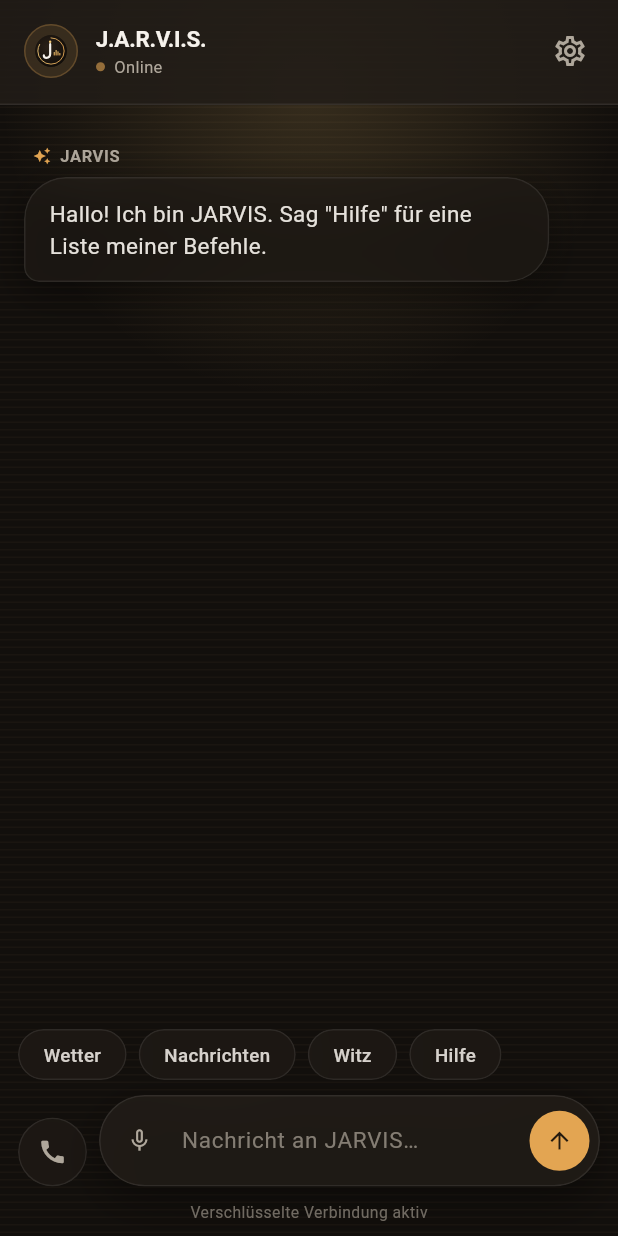
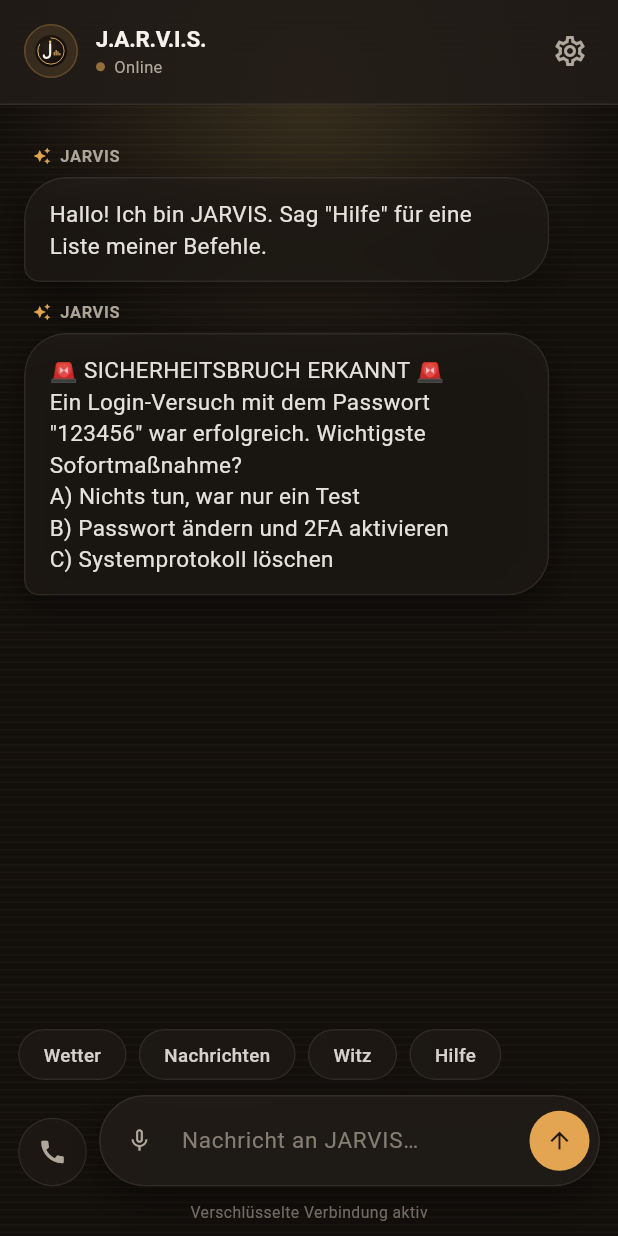
Before and after one commit to ibrahim200832/jarvis-mobile, a Flutter app: the screen it shows after launch, on a phone screen of 412 x 824 dp. Run offline on Flutter 3.47's test engine with Material 3 defaults, Android fonts, the phone set to English and light mode, and no system bars; our stand-ins replace audioplayers, battery_plus, camera, flutter_contacts, flutter_local_notifications, flutter_svg and 12 more; missing offline and left inert: dart:js_interop, dart:ui_web, flutter_web_auth_2, installed_apps, record; network calls fail.

Commit message:
Add simulierte Sicherheitsbrüche (Firewall-Minispiel)
JARVIS zeigt gelegentlich (max. 1x/Tag, kleine Zufallschance beim App-Start,
abschaltbar in Einstellungen) eine kurze Firewall-Verteidigungs-Challenge im
Chat — feste, deterministische Fragenbank (Portscan/SQL-Injection/Phishing/
schwaches Passwort/DDoS), keine KI-Anfrage nötig. Richtige Antwort gibt XP
und schaltet neue Erfolge frei, falsche Antwort ist reines Lerntext-Flavor
ohne echte Konsequenz. Auch jederzeit manuell abrufbar per "simuliere einen
sicherheitsbruch".

Co-Authored-By: Claude Sonnet 5 <noreply@anthropic.com>
Claude-Session: https://claude.ai/code/session_012KZggYb9jbKYN7yy7Nbs4Q

```diff
--- a/lib/core/command_router.dart
+++ b/lib/core/command_router.dart
@@ -28,6 +28,7 @@ import '../services/proactive_briefing_service.dart';
 import '../services/qr_service.dart';
 import '../services/random_fun_service.dart';
 import '../services/rpg_service.dart';
+import '../services/security_breach_service.dart';
 import '../services/settings_service.dart';
 import '../services/soundboard_service.dart';
 import '../services/spotify_service.dart';
@@ -108,6 +109,7 @@ class CommandRouter {
     required this.journal,
     required this.ambient,
     required this.moodCapture,
+    required this.securityBreach,
   });
 
   final WikipediaService wikipedia;
@@ -145,6 +147,7 @@ class CommandRouter {
   final JournalService journal;
   final AmbientSoundService ambient;
   final MoodCaptureService moodCapture;
+  final SecurityBreachService securityBreach;
 
   /// Session-scoped, in-memory only (reset on cold start, like _storyMode/
   /// _aiHistory — CommandRouter itself is rebuilt fresh on every app
@@ -200,6 +203,24 @@ class CommandRouter {
     'verlasse das überlebens-rpg',
   ];
 
+  /// Simulierter Sicherheitsbruch: single-turn mini-challenge (see
+  /// SecurityBreachService). While active, the very next input is treated as
+  /// the player's answer instead of going through the normal command ladder
+  /// — either a random per-app-open trigger (started externally via
+  /// [startBreachChallenge], called by home_screen.dart) or an explicit
+  /// on-demand chat command (see _breachStartPhrases below).
+  bool _breachMode = false;
+  SecurityBreachChallenge? _activeBreachChallenge;
+  static const _breachStartPhrases = [
+    'simuliere einen sicherheitsbruch',
+    'simuliere einen hack',
+    'starte einen sicherheitsbruch',
+    'sicherheitsbruch simulieren',
+    'teste die firewall',
+    'firewall test',
+  ];
+  static const _breachSkipPhrases = ['abbrechen', 'ignorieren', 'überspringen', 'skip'];
+
   static const helpText = '''
 Das kann ich für dich tun:
 • "wie spät ist es" / "welcher tag ist heute"
@@ -241,6 +262,7 @@ Das kann ich für dich tun:
 • "licht <Name> an" / "licht <Name> aus" / "status von <Gerät>" (Home Assistant, URL+Token in Einstellungen nötig)
 • "wie war mein tag" / "mein tag war ..." (Abend-Tagebuch mit einfühlsamer KI-Reflexion) / "meine tagebucheinträge" / "letzter tagebucheintrag"
 • "stimmungscheck" (hört 4 Sekunden zu und schätzt Tonfall/Stimmung anhand echter Audioanalyse ein, passt bei Bedarf den Sarkasmus-Ton an)
+• "simuliere einen sicherheitsbruch" / "teste die firewall" (Mini-Code-Challenge, verteidige die Firewall für XP; passiert auch gelegentlich zufällig beim App-Start, abschaltbar in Einstellungen)
 • alles andere: frag mich einfach frei, ich antworte mit echter KI und kann
   dabei auch direkt anrufen, WhatsApp schreiben oder Apps öffnen
 ''';
@@ -251,7 +273,7 @@ Das kann ich für dich tun:
   /// in the night — except while an interactive story or the Überlebens-RPG
   /// is running, where either would break the narration.
   Future<CommandResult> handle(String rawInput) async {
-    final inNarrativeMode = _storyMode || _rpgMode;
+    final inNarrativeMode = _storyMode || _rpgMode || _breachMode;
     final dailyBonus = inNarrativeMode ? null : await gamification.claimDailyBonusIfNeeded();
     final persona = await settings.getPersona();
     final tease = inNarrativeMode ? null : await lateNightTease.maybeTease(persona, rawInput.trim().toLowerCase());
@@ -302,6 +324,15 @@ Das kann ich für dich tun:
     return 'Du klingst gerade ${mood.label}.$adjustNote';
   }
 
+  /// Called by home_screen.dart when its own random-but-bounded roll (see
+  /// SecurityBreachService.maybeTriggerOnOpen, checked once per app open)
+  /// decides a breach challenge should appear. Puts the router into breach
+  /// mode so the next handle() call is treated as the player's answer.
+  void startBreachChallenge(SecurityBreachChallenge challenge) {
+    _breachMode = true;
+    _activeBreachChallenge = challenge;
+  }
+
   Future<CommandResult> _handleRaw(String rawInput) async {
     final text = rawInput.trim();
     final lower = text.toLowerCase();
@@ -315,6 +346,9 @@ Das kann ich für dich tun:
     if (_rpgMode) {
       return _handleRpgTurn(text, lower);
     }
+    if (_breachMode) {
+      return _handleBreachAnswer(text, lower);
+    }
 
     try {
       if (_matchesAny(lower, ['hilfe', 'was kannst du', 'help'])) {
@@ -326,6 +360,13 @@ Das kann ich für dich tun:
       }
       if (_matchesAny(lower, _rpgStartPhrases)) {
         return await _startRpg(reset: false);
+      }
+
+      if (_matchesAny(lower, _breachStartPhrases)) {
+        final challenge = securityBreach.triggerOnDemand();
+        _breachMode = true;
+        _activeBreachChallenge = challenge;
+        return CommandResult(challenge.prompt);
       }
 
       const personaTriggers = {
@@ -1319,4 +1360,25 @@ Das kann ich für dich tun:
       return CommandResult('Fehler: ${e.toString().replaceFirst('Exception: ', '')}');
     }
   }
+
+  /// The single turn after a breach challenge was shown: resolves the
+  /// challenge (correct/incorrect/skipped), always exits breach mode again —
+  /// this is intentionally a one-shot exchange, not a persistent mode.
+  Future<CommandResult> _handleBreachAnswer(String text, String lower) async {
+    final challenge = _activeBreachChallenge!;
+    _breachMode = false;
+    _activeBreachChallenge = null;
+
+    if (_matchesAny(lower, _breachSkipPhrases)) {
+      return CommandResult('Sicherheitsbruch-Simulation übersprungen. Es war ohnehin nur eine Übung, Master.');
+    }
+
+    if (challenge.isCorrect(text)) {
+      final xp = await gamification.awardForBreach();
+      return CommandResult('✅ Firewall erfolgreich verteidigt! ${challenge.explanation}${xp.toSuffix()}');
+    }
+    return CommandResult(
+      '❌ Firewall kompromittiert! ${challenge.explanation} Keine Sorge, Master — reine Simulation, alle echten Systeme sind unberührt.',
+    );
+  }
 }
--- a/lib/services/gamification_service.dart
+++ b/lib/services/gamification_service.dart
@@ -84,6 +84,7 @@ class GamificationService {
   static const timerXp = 5;
   static const commitXp = 15;
   static const challengeXp = 20;
+  static const breachXp = 25;
 
   /// How much virtual "Energie" (0-100) drains per day without a fresh
   /// "ich habe X stunden geschlafen" report — chosen so one skipped day is
@@ -101,6 +102,8 @@ class GamificationService {
     _AchievementDef('veteran', 'Veteran (Level 10)', (s, lvl) => lvl >= 10),
     _AchievementDef('erste_challenge', 'Erste Challenge', (s, lvl) => (s['challengesCompleted'] ?? 0) >= 1),
     _AchievementDef('challenge_serie', 'Challenge-Serie', (s, lvl) => (s['challengesCompleted'] ?? 0) >= 10),
+    _AchievementDef('firewall_verteidiger', 'Firewall-Verteidiger', (s, lvl) => (s['breachesDefended'] ?? 0) >= 1),
+    _AchievementDef('cyber_veteran', 'Cyber-Veteran', (s, lvl) => (s['breachesDefended'] ?? 0) >= 10),
   ];
 
   /// level = 1 + floor(sqrt(xp / 25)), so each level needs progressively
@@ -173,6 +176,7 @@ class GamificationService {
   Future<XpResult> awardForTimer() => _award(timerXp, statKey: 'timersSet');
   Future<XpResult> logCommit() => _award(commitXp, statKey: 'commitsLogged');
   Future<XpResult> awardForChallenge() => _award(challengeXp, statKey: 'challengesCompleted');
+  Future<XpResult> awardForBreach() => _award(breachXp, statKey: 'breachesDefended');
 
   /// Once per calendar day: a small "thanks for using JARVIS today" bonus.
   /// Returns null if already claimed today.
--- /dev/null
+++ b/lib/services/security_breach_service.dart
@@ -0,0 +1,132 @@
+import 'dart:math';
+
+import 'package:shared_preferences/shared_preferences.dart';
+
+/// One fixed "firewall defense" mini-challenge: a short breach scenario plus
+/// a small set of accepted (normalized) answers. Entirely local and
+/// deterministic — no AI call, so it's fully offline and unit-testable.
+class SecurityBreachChallenge {
+  final String id;
+  final String prompt;
+  final List<String> acceptedAnswers;
+  final String explanation;
+
+  const SecurityBreachChallenge({
+    required this.id,
+    required this.prompt,
+    required this.acceptedAnswers,
+    required this.explanation,
+  });
+
+  static String _normalize(String s) => s.trim().toLowerCase().replaceAll(RegExp(r'[^a-z0-9äöüß \-]'), '');
+
+  /// True if [answer] matches one of the accepted answers — either as a
+  /// standalone token (for short options like "b") or as a contained phrase
+  /// (for multi-word keywords like "sql injection"), so free-form replies
+  /// like "ich glaube b" or "das ist eine sql injection" both count.
+  bool isCorrect(String answer) {
+    final normalized = _normalize(answer);
+    if (normalized.isEmpty) return false;
+    final tokens = normalized.split(RegExp(r'\s+'));
+    for (final accepted in acceptedAnswers) {
+      if (accepted.contains(' ')) {
+        if (normalized.contains(accepted)) return true;
+      } else if (tokens.contains(accepted)) {
+        return true;
+      }
+    }
+    return false;
+  }
+}
+
+/// Occasional, opt-out-able "security breach" mini-game: JARVIS shows a
+/// short, fixed multiple-choice defense scenario in chat, and the next
+/// message is treated as the answer (see CommandRouter._handleBreachAnswer).
+/// Success awards XP via GamificationService. Purely local flavor text over a
+/// fixed question bank — no AI call, no real system is ever touched.
+class SecurityBreachService {
+  static const _lastTriggerDayKey = 'security_breach_last_trigger_day';
+
+  /// Chance per app open (once the once-per-day gate below already allows
+  /// it) that a breach challenge fires — kept low so it stays a rare
+  /// surprise, not a daily interruption.
+  static const triggerProbability = 0.2;
+
+  static const List<SecurityBreachChallenge> challenges = [
+    SecurityBreachChallenge(
+      id: 'backdoor_port',
+      prompt: '🚨 SICHERHEITSBRUCH ERKANNT 🚨\n'
+          'Ein Portscan trifft gleichzeitig auf Port 22 (SSH), 80 (HTTP) und 4444 (bekannter Backdoor-Port). '
+          'Welchen blockierst du sofort?\nA) 22\nB) 80\nC) 4444',
+      acceptedAnswers: ['c', '4444', 'backdoor'],
+      explanation:
+          'Port 4444 ist ein klassischer Backdoor-/Metasploit-Standardport — SSH und HTTP allein sind kein Alarmsignal.',
+    ),
+    SecurityBreachChallenge(
+      id: 'sql_injection',
+      prompt: '🚨 SICHERHEITSBRUCH ERKANNT 🚨\n'
+          'Eingehende Anfrage im Log: "\' OR \'1\'=\'1\' --". Um welche Angriffsart handelt es sich?\n'
+          'A) Cross-Site-Scripting\nB) SQL-Injection\nC) Buffer Overflow',
+      acceptedAnswers: ['b', 'sql-injection', 'sql injection', 'sqlinjection'],
+      explanation: 'Klassisches SQL-Injection-Muster: die Bedingung wird immer wahr, um eine Anmeldeprüfung zu umgehen.',
+    ),
+    SecurityBreachChallenge(
+      id: 'phishing_mail',
+      prompt: '🚨 SICHERHEITSBRUCH ERKANNT 🚨\n'
+          'Eine E-Mail von "support@paypa1.com" fordert dich auf, sofort dein Passwort einzugeben. Was tust du?\n'
+          'A) Link anklicken und Passwort eingeben\nB) Löschen/melden, Link ignorieren\nC) Antworten und nachfragen',
+      acceptedAnswers: ['b', 'löschen', 'melden', 'ignorieren'],
+      explanation: 'Die "1" statt "l" in "paypa1.com" ist ein klassischer Phishing-Trick — nie auf verdächtige Links klicken.',
+    ),
+    SecurityBreachChallenge(
+      id: 'weak_password',
+      prompt: '🚨 SICHERHEITSBRUCH ERKANNT 🚨\n'
+          'Ein Login-Versuch mit dem Passwort "123456" war erfolgreich. Wichtigste Sofortmaßnahme?\n'
+          'A) Nichts tun, war nur ein Test\nB) Passwort ändern und 2FA aktivieren\nC) Systemprotokoll löschen',
+      acceptedAnswers: ['b', 'passwort ändern', 'passwort andern', '2fa'],
+      explanation: 'Ein triviales Passwort ist die häufigste Einfallstür — sofort ändern und Zwei-Faktor-Authentifizierung aktivieren.',
+    ),
+    SecurityBreachChallenge(
+      id: 'ddos',
+      prompt: '🚨 SICHERHEITSBRUCH ERKANNT 🚨\n'
+          'Tausende Anfragen aus derselben IP-Range fluten den Server gleichzeitig. Was liegt am ehesten vor?\n'
+          'A) DDoS-Angriff\nB) Normaler Traffic-Anstieg\nC) Softwarefehler',
+      acceptedAnswers: ['a', 'ddos'],
+      explanation: 'Eine plötzliche Flut gleichartiger Anfragen aus einer IP-Range ist das Lehrbuch-Muster eines (D)DoS-Angriffs.',
+    ),
+  ];
+
+  static int _dayIndex(DateTime d) => DateTime(d.year, d.month, d.day).millisecondsSinceEpoch ~/ 86400000;
+
+  SecurityBreachChallenge randomChallenge({Random? random}) {
+    final rng = random ?? Random();
+    return challenges[rng.nextInt(challenges.length)];
+  }
+
+  Future<bool> _alreadyTriggeredToday(DateTime now) async {
+    final prefs = await SharedPreferences.getInstance();
+    return prefs.getInt(_lastTriggerDayKey) == _dayIndex(now);
+  }
+
+  Future<void> _markTriggeredToday(DateTime now) async {
+    final prefs = await SharedPreferences.getInstance();
+    await prefs.setInt(_lastTriggerDayKey, _dayIndex(now));
+  }
+
+  /// Called once per app open. Rolls the dice only if no breach has already
+  /// fired today; on a hit, marks today as used and returns a random
+  /// challenge — otherwise null. The caller (home_screen.dart) is
+  /// responsible for checking the Einstellungen opt-out first.
+  Future<SecurityBreachChallenge?> maybeTriggerOnOpen({DateTime? now, Random? random}) async {
+    final effectiveNow = now ?? DateTime.now();
+    if (await _alreadyTriggeredToday(effectiveNow)) return null;
+    final rng = random ?? Random();
+    if (rng.nextDouble() >= triggerProbability) return null;
+    await _markTriggeredToday(effectiveNow);
+    return randomChallenge(random: rng);
+  }
+
+  /// Explicit on-demand trigger (chat command) — bypasses the daily gate and
+  /// probability roll entirely, since the user asked for it directly.
+  SecurityBreachChallenge triggerOnDemand({Random? random}) => randomChallenge(random: random);
+}
```
Also changed, not shown: lib/screens/home_screen.dart (+20 -0 lines), lib/screens/settings_screen.dart (+14 -0 lines), 2 other files.
